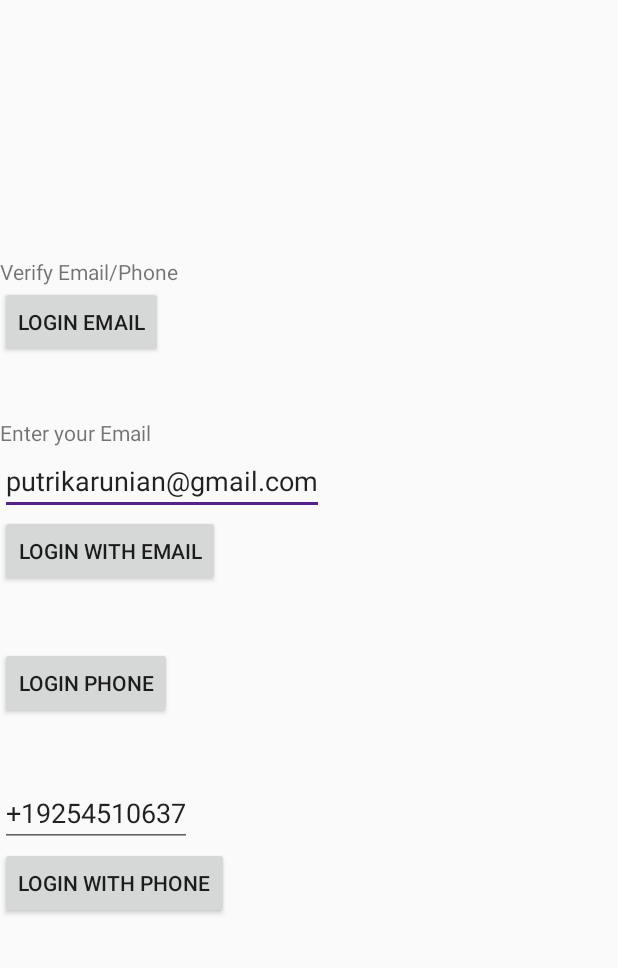
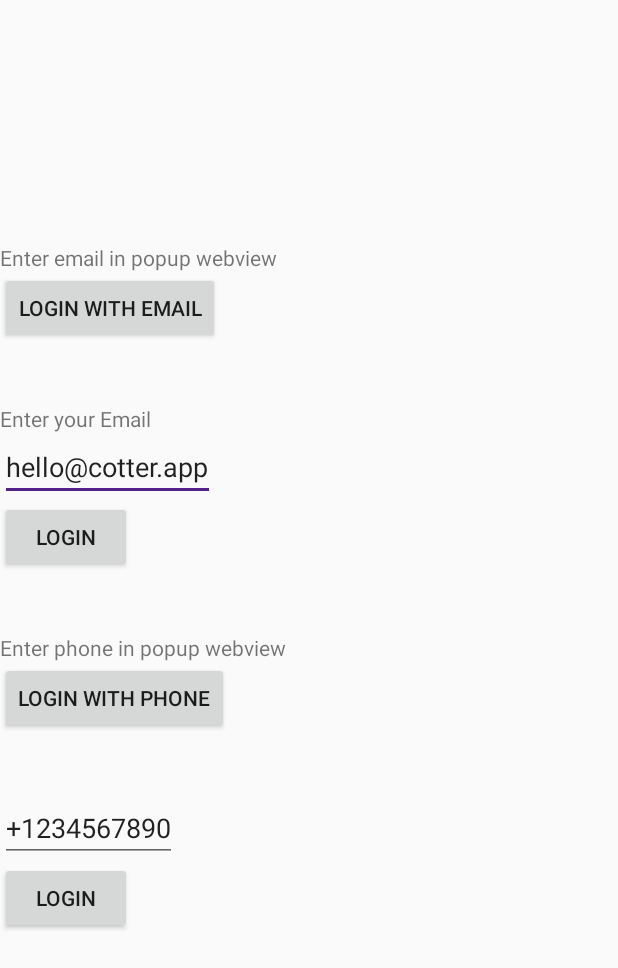
Before and after one commit to cotterapp/android-example, an Android app: the Login screen opened directly, with no data from a screen before it, on a phone screen of 412 x 824 dp. Shown: the top 968 px of the screen. Run offline under Robolectric (Android 15) with nearby library versions, the phone set to English and light mode, and no system bars; libraries missing offline, so code that uses them is left out: com.cotter.app.

```diff
--- a/app/src/main/res/layout/activity_login.xml
+++ b/app/src/main/res/layout/activity_login.xml
@@ -18,13 +18,13 @@
         <TextView
             android:layout_width="wrap_content"
             android:layout_height="wrap_content"
-            android:text="Verify Email/Phone"
+            android:text="Enter email in popup webview"
             />
 
         <Button
             android:layout_width="wrap_content"
             android:layout_height="wrap_content"
-            android:text="Login Email"
+            android:text="Login with Email"
             android:id="@+id/loginEmail"
             android:onClick="loginEmail"
             android:layout_marginBottom="40dp"
@@ -39,21 +39,26 @@
         <EditText
             android:layout_width="wrap_content"
             android:layout_height="wrap_content"
-            android:text="putrikarunian@gmail.com"
+            android:text="hello@cotter.app"
             android:id="@+id/input"/>
         <Button
             android:layout_width="wrap_content"
             android:layout_height="wrap_content"
-            android:text="Login with Email"
+            android:text="Login"
             android:id="@+id/loginEmailWithInput"
             android:onClick="loginEmailWithInput"
             android:layout_marginBottom="40dp"
             />
 
+        <TextView
+            android:layout_width="wrap_content"
+            android:layout_height="wrap_content"
+            android:text="Enter phone in popup webview"
+            />
         <Button
             android:layout_width="wrap_content"
             android:layout_height="wrap_content"
-            android:text="Login Phone"
+            android:text="Login with Phone"
             android:id="@+id/loginPhone"
             android:onClick="loginPhone"
             android:layout_marginBottom="40dp"
@@ -61,12 +66,12 @@
         <EditText
             android:layout_width="wrap_content"
             android:layout_height="wrap_content"
-            android:text="+19254510637"
+            android:text="+1234567890"
             android:id="@+id/inputPhone"/>
         <Button
             android:layout_width="wrap_content"
             android:layout_height="wrap_content"
-            android:text="Login with Phone"
+            android:text="Login"
             android:id="@+id/loginPhoneWithInput"
             android:onClick="loginPhoneWithInput"
             android:layout_marginBottom="40dp"
```
Also changed, not shown: app/src/main/java/com/example/cotterexample/MainActivity.java (+4 -10 lines).
